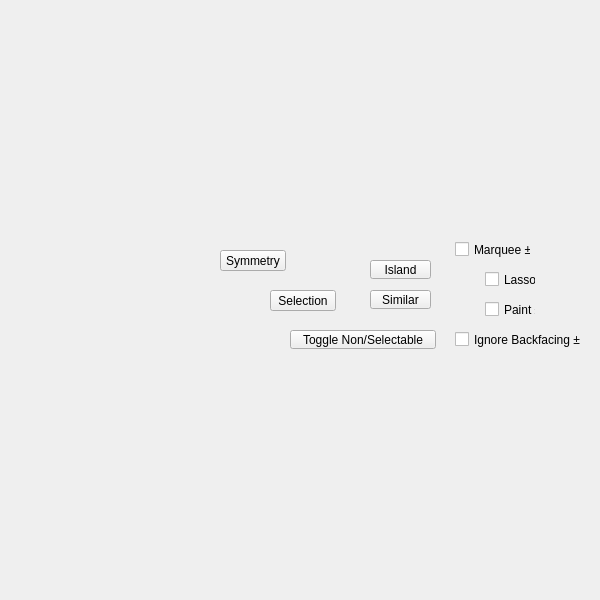
Before: the Qt Designer form tentacle/ui/selection#submenu.ui in m3trik/tentacle, drawn with Qt 5.
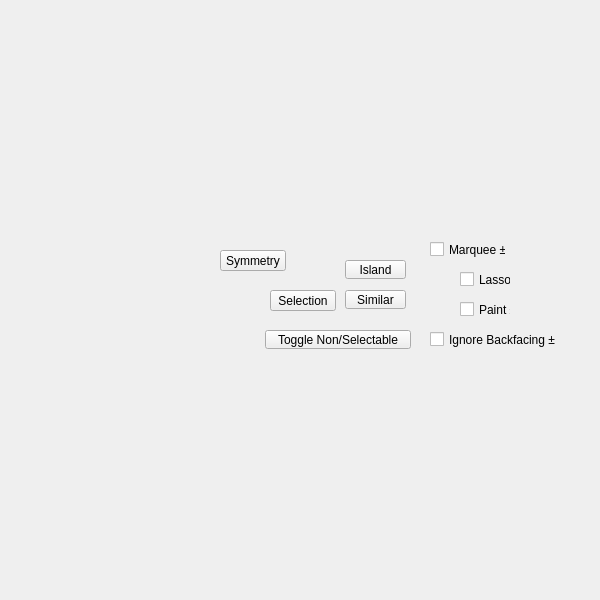
After: the same form once the commit is applied. Custom widgets are drawn as their Qt base class.

Commit message:
ui: shared panel updates for Select Keys scope, style-selector combo, and Convert-To/UV submenus
Shared .ui updates backing the accumulated Maya/Blender slot fixes: animation's
Select Keys gains a scope control, preferences gets the style-selector combo,
and the selection Convert-To / uv Transform submenus gain the new items
implemented in the following slot commits.

What changed in the file:
```diff
--- a/tentacle/ui/selection#submenu.ui
+++ b/tentacle/ui/selection#submenu.ui
@@ -112,7 +112,7 @@
     </property>
     <property name="geometry">
      <rect>
-      <x>485</x>
+      <x>460</x>
       <y>270</y>
       <width>51</width>
       <height>19</height>
@@ -146,7 +146,7 @@
     </property>
     <property name="geometry">
      <rect>
-      <x>370</x>
+      <x>345</x>
       <y>290</y>
       <width>61</width>
       <height>19</height>
@@ -183,7 +183,7 @@
     </property>
     <property name="geometry">
      <rect>
-      <x>370</x>
+      <x>345</x>
       <y>260</y>
       <width>61</width>
       <height>19</height>
@@ -220,7 +220,7 @@
     </property>
     <property name="geometry">
      <rect>
-      <x>455</x>
+      <x>430</x>
       <y>240</y>
       <width>76</width>
       <height>19</height>
@@ -254,7 +254,7 @@
     </property>
     <property name="geometry">
      <rect>
-      <x>485</x>
+      <x>460</x>
       <y>300</y>
       <width>51</width>
       <height>19</height>
@@ -288,7 +288,7 @@
     </property>
     <property name="geometry">
      <rect>
-      <x>455</x>
+      <x>430</x>
       <y>330</y>
       <width>126</width>
       <height>19</height>
@@ -322,7 +322,7 @@
     </property>
     <property name="geometry">
      <rect>
-      <x>290</x>
+      <x>265</x>
       <y>330</y>
       <width>146</width>
       <height>19</height>
```
Left out of the diff: 12 changed lines with no effect on the pictures. The commit also changes 6 other files.
